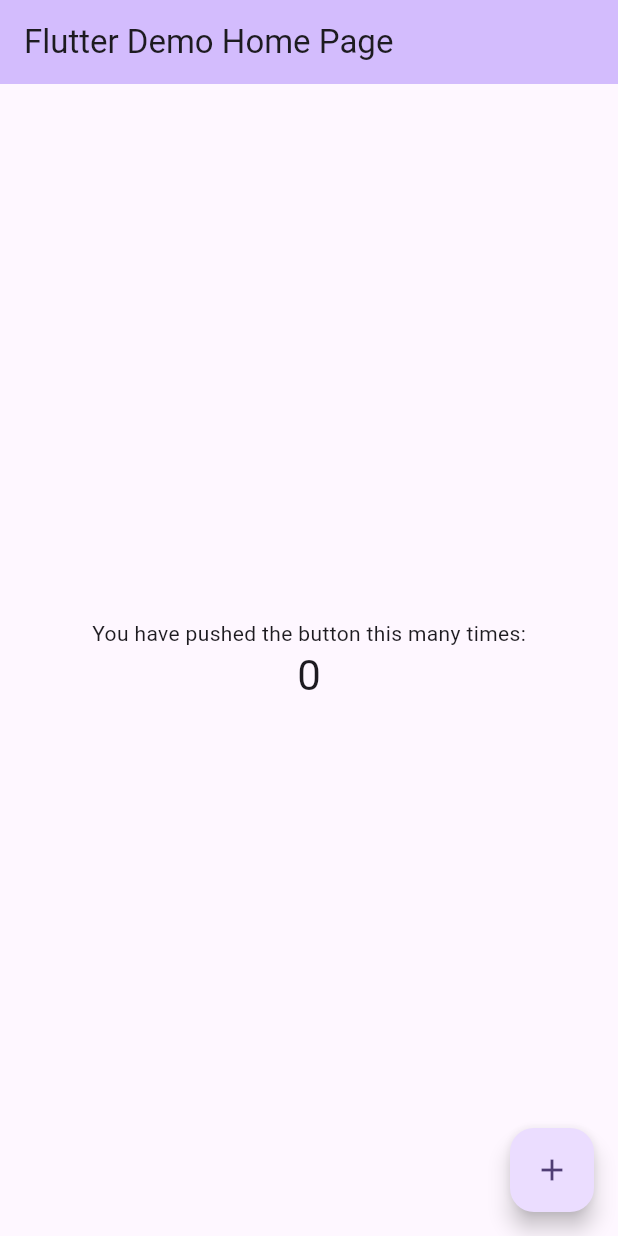
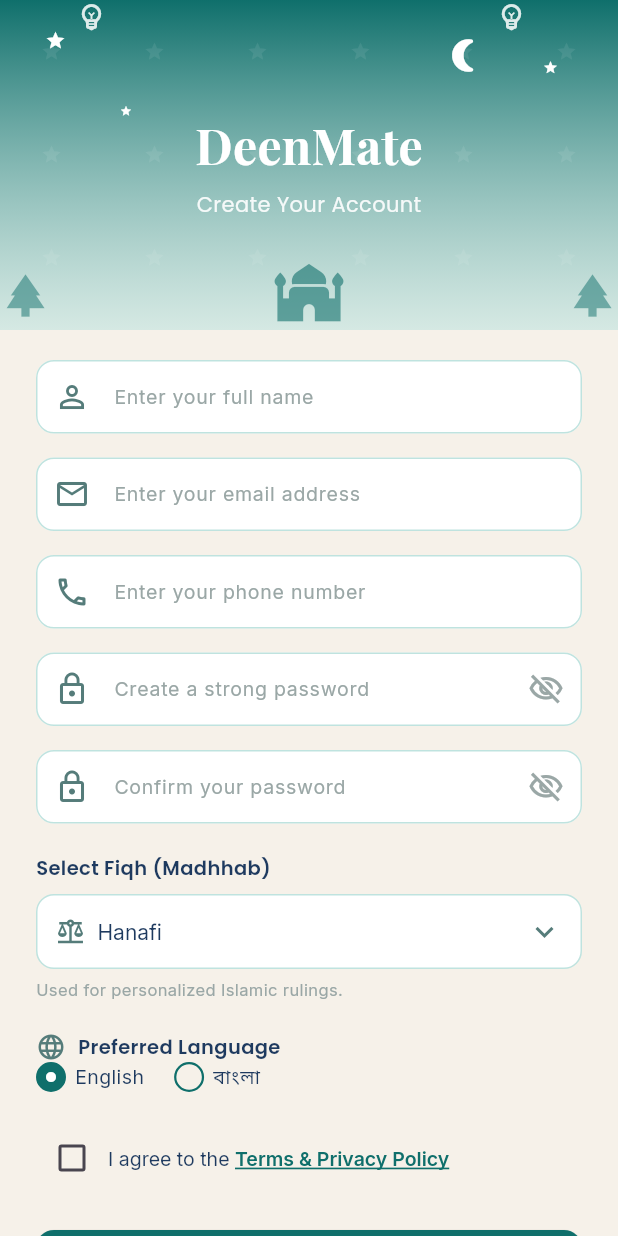
Before and after one commit to afiafahmidha/DeenMate_SDP2, a Flutter app: the screen it shows after launch, on a phone screen of 412 x 824 dp. Run offline on Flutter 3.47's test engine with Material 3 defaults, Android fonts, the phone set to English and light mode, and no system bars; our stand-ins replace google_fonts.

Commit message:
Registration_pg

```diff
--- a/lib/main.dart
+++ b/lib/main.dart
@@ -1,4 +1,5 @@
 import 'package:flutter/material.dart';
+import 'screens/registration_page.dart';
 
 void main() {
   runApp(const MyApp());
@@ -7,116 +8,12 @@ void main() {
 class MyApp extends StatelessWidget {
   const MyApp({super.key});
 
-  // This widget is the root of your application.
   @override
   Widget build(BuildContext context) {
     return MaterialApp(
-      title: 'Flutter Demo',
-      theme: ThemeData(
-        // This is the theme of your application.
-        //
-        // TRY THIS: Try running your application with "flutter run". You'll see
-        // the application has a purple toolbar. Then, without quitting the app,
-        // try changing the seedColor in the colorScheme below to Colors.green
-        // and then invoke "hot reload" (save your changes or press the "hot
-        // reload" button in a Flutter-supported IDE, or press "r" if you used
-        // the command line to start the app).
-        //
-        // Notice that the counter didn't reset back to zero; the application
-        // state is not lost during the reload. To reset the state, use hot
-        // restart instead.
-        //
-        // This works for code too, not just values: Most code changes can be
-        // tested with just a hot reload.
-        colorScheme: .fromSeed(seedColor: Colors.deepPurple),
-      ),
-      home: const MyHomePage(title: 'Flutter Demo Home Page'),
+      title: 'DeenMate',
+      debugShowCheckedModeBanner: false,
+      home: const RegistrationPage(),
     );
   }
 }
-
-class MyHomePage extends StatefulWidget {
-  const MyHomePage({super.key, required this.title});
-
-  // This widget is the home page of your application. It is stateful, meaning
-  // that it has a State object (defined below) that contains fields that affect
-  // how it looks.
-
-  // This class is the configuration for the state. It holds the values (in this
-  // case the title) provided by the parent (in this case the App widget) and
-  // used by the build method of the State. Fields in a Widget subclass are
-  // always marked "final".
-
-  final String title;
-
-  @override
-  State<MyHomePage> createState() => _MyHomePageState();
-}
-
-class _MyHomePageState extends State<MyHomePage> {
-  int _counter = 0;
-
-  void _incrementCounter() {
-    setState(() {
-      // This call to setState tells the Flutter framework that something has
-      // changed in this State, which causes it to rerun the build method below
-      // so that the display can reflect the updated values. If we changed
-      // _counter without calling setState(), then the build method would not be
-      // called again, and so nothing would appear to happen.
-      _counter++;
-    });
-  }
-
-  @override
-  Widget build(BuildContext context) {
-    // This method is rerun every time setState is called, for instance as done
-    // by the _incrementCounter method above.
-    //
-    // The Flutter framework has been optimized to make rerunning build methods
-    // fast, so that you can just rebuild anything that needs updating rather
-    // than having to individually change instances of widgets.
-    return Scaffold(
-      appBar: AppBar(
-        // TRY THIS: Try changing the color here to a specific color (to
-        // Colors.amber, perhaps?) and trigger a hot reload to see the AppBar
-        // change color while the other colors stay the same.
-        backgroundColor: Theme.of(context).colorScheme.inversePrimary,
-        // Here we take the value from the MyHomePage object that was created by
-        // the App.build method, and use it to set our appbar title.
-        title: Text(widget.title),
-      ),
-      body: Center(
-        // Center is a layout widget. It takes a single child and positions it
-        // in the middle of the parent.
-        child: Column(
-          // Column is also a layout widget. It takes a list of children and
-          // arranges them vertically. By default, it sizes itself to fit its
-          // children horizontally, and tries to be as tall as its parent.
-          //
-          // Column has various properties to control how it sizes itself and
-          // how it positions its children. Here we use mainAxisAlignment to
-          // center the children vertically; the main axis here is the vertical
-          // axis because Columns are vertical (the cross axis would be
-          // horizontal).
-          //
-          // TRY THIS: Invoke "debug painting" (choose the "Toggle Debug Paint"
-          // action in the IDE, or press "p" in the console), to see the
-          // wireframe for each widget.
-          mainAxisAlignment: .center,
-          children: [
-            const Text('You have pushed the button this many times:'),
-            Text(
-              '$_counter',
-              style: Theme.of(context).textTheme.headlineMedium,
-            ),
-          ],
-        ),
-      ),
-      floatingActionButton: FloatingActionButton(
-        onPressed: _incrementCounter,
-        tooltip: 'Increment',
-        child: const Icon(Icons.add),
-      ),
-    );
-  }
-}
--- /dev/null
+++ b/lib/screens/registration_page.dart
@@ -0,0 +1,531 @@
+import 'package:flutter/material.dart';
+import 'package:flutter/gestures.dart';
+import 'package:google_fonts/google_fonts.dart';
+
+// ===== DeenMate Color Palette =====
+class AppColors {
+  static const teal = Color(0xFF0F6F6B);
+  static const grayTeal = Color(0xFF788885);
+  static const lightTeal = Color(0xFFBFE3DF);
+  static const cream = Color(0xFFF6F1E9);
+  static const navy = Color(0xFF1E3A5F);
+  static const tealGray = Color(0xFF557C7A);
+  static const placeholder = Color(0xFF9AA7A6);
+}
+
+class RegistrationPage extends StatefulWidget {
+  const RegistrationPage({super.key});
+
+  @override
+  State<RegistrationPage> createState() => _RegistrationPageState();
+}
+
+class _RegistrationPageState extends State<RegistrationPage> {
+  final _formKey = GlobalKey<FormState>();
+
+  final nameController = TextEditingController();
+  final emailController = TextEditingController();
+  final phoneController = TextEditingController();
+  final passwordController = TextEditingController();
+  final confirmPasswordController = TextEditingController();
+
+  bool obscurePassword = true;
+  bool obscureConfirmPassword = true;
+  bool agreedToTerms = false;
+
+  String selectedFiqh = 'Hanafi';
+  String selectedLanguage = 'English';
+
+  final List<String> fiqhOptions = ['Hanafi', "Shafi'i", 'Maliki', 'Hanbali'];
+
+  @override
+  void dispose() {
+    nameController.dispose();
+    emailController.dispose();
+    phoneController.dispose();
+    passwordController.dispose();
+    confirmPasswordController.dispose();
+    super.dispose();
+  }
+
+  @override
+  Widget build(BuildContext context) {
+    return Scaffold(
+      backgroundColor: AppColors.cream,
+      body: SingleChildScrollView(
+        child: Column(
+          crossAxisAlignment: CrossAxisAlignment.stretch,
+          children: [
+            _buildHeader(),
+            Padding(
+              padding: const EdgeInsets.fromLTRB(24, 20, 24, 24),
+              child: Form(
+                key: _formKey,
+                child: Column(
+                  crossAxisAlignment: CrossAxisAlignment.stretch,
+                  children: [
+                    _buildTextField(
+                      controller: nameController,
+                      icon: Icons.person_outline,
+                      hint: 'Enter your full name',
+                    ),
+                    const SizedBox(height: 16),
+                    _buildTextField(
+                      controller: emailController,
+                      icon: Icons.mail_outline,
+                      hint: 'Enter your email address',
+                      keyboardType: TextInputType.emailAddress,
+                    ),
+                    const SizedBox(height: 16),
+                    _buildTextField(
+                      controller: phoneController,
+                      icon: Icons.phone_outlined,
+                      hint: 'Enter your phone number',
+                      keyboardType: TextInputType.phone,
+                    ),
+                    const SizedBox(height: 16),
+                    _buildTextField(
+                      controller: passwordController,
+                      icon: Icons.lock_outline,
+                      hint: 'Create a strong password',
+                      obscureText: obscurePassword,
+                      suffixIcon: IconButton(
+                        icon: Icon(
+                          obscurePassword
+                              ? Icons.visibility_off_outlined
+                              : Icons.visibility_outlined,
+                          color: AppColors.placeholder,
+                        ),
+                        onPressed: () {
+                          setState(() => obscurePassword = !obscurePassword);
+                        },
+                      ),
+                    ),
+                    const SizedBox(height: 16),
+                    _buildTextField(
+                      controller: confirmPasswordController,
+                      icon: Icons.lock_outline,
+                      hint: 'Confirm your password',
+                      obscureText: obscureConfirmPassword,
+                      suffixIcon: IconButton(
+                        icon: Icon(
+                          obscureConfirmPassword
+                              ? Icons.visibility_off_outlined
+                              : Icons.visibility_outlined,
+                          color: AppColors.placeholder,
+                        ),
+                        onPressed: () {
+                          setState(() =>
+                              obscureConfirmPassword = !obscureConfirmPassword);
+                        },
+                      ),
+                    ),
+                    const SizedBox(height: 20),
+                    _buildFiqhDropdown(),
+                    const SizedBox(height: 20),
+                    _buildLanguageSelector(),
+                    const SizedBox(height: 20),
+                    _buildTermsCheckbox(),
+                    const SizedBox(height: 24),
+                    _buildCreateAccountButton(),
+                    const SizedBox(height: 20),
+                    _buildDivider(),
+                    const SizedBox(height: 20),
+                    _buildGoogleButton(),
+                    const SizedBox(height: 24),
+                    _buildLoginText(),
+                  ],
+                ),
+              ),
+            ),
+          ],
+        ),
+      ),
+    );
+  }
+
+  // ===== HEADER WITH GRADIENT + ISLAMIC DECOR =====
+  Widget _buildHeader() {
+    return Container(
+      height: 220,
+      width: double.infinity,
+      decoration: BoxDecoration(
+        gradient: LinearGradient(
+          begin: Alignment.topCenter,
+          end: Alignment.bottomCenter,
+          colors: [AppColors.teal, AppColors.lightTeal.withOpacity(0.6)],
+        ),
+      ),
+      child: Stack(
+        alignment: Alignment.center,
+        children: [
+          Positioned.fill(
+            child: Opacity(
+              opacity: 0.08,
+              child: GridView.builder(
+                physics: const NeverScrollableScrollPhysics(),
+                gridDelegate:
+                    const SliverGridDelegateWithFixedCrossAxisCount(
+                  crossAxisCount: 6,
+                ),
+                itemCount: 30,
+                itemBuilder: (context, index) => const Icon(
+                  Icons.star,
+                  color: Colors.white,
+                  size: 14,
+                ),
+              ),
+            ),
+          ),
+          const Positioned(
+              top: 20, left: 30, child: Icon(Icons.star, color: Colors.white, size: 14)),
+          const Positioned(
+              top: 40, right: 40, child: Icon(Icons.star, color: Colors.white, size: 10)),
+          const Positioned(
+              top: 70, left: 80, child: Icon(Icons.star, color: Colors.white, size: 8)),
+          const Positioned(
+            top: 24,
+            right: 90,
+            child: Icon(Icons.nightlight_round, color: Colors.white, size: 26),
+          ),
+          Positioned(
+            top: 0,
+            left: 50,
+            child: Icon(Icons.emoji_objects_outlined,
+                color: Colors.white.withOpacity(0.85), size: 22),
+          ),
+          Positioned(
+            top: 0,
+            right: 60,
+            child: Icon(Icons.emoji_objects_outlined,
+                color: Colors.white.withOpacity(0.85), size: 22),
+          ),
+          Column(
+            mainAxisSize: MainAxisSize.min,
+            children: [
+              Text(
+                'DeenMate',
+                style: GoogleFonts.playfairDisplay(
+                  fontSize: 32,
+                  fontWeight: FontWeight.w700,
+                  color: Colors.white,
+                ),
+              ),
+              const SizedBox(height: 6),
+              Text(
+                'Create Your Account',
+                style: GoogleFonts.poppins(
+                  fontSize: 14,
+                  color: Colors.white.withOpacity(0.9),
+                ),
+              ),
+            ],
+          ),
+          Positioned(
+            bottom: 0,
+            left: 0,
+            right: 0,
+            child: Row(
+              mainAxisAlignment: MainAxisAlignment.spaceBetween,
+              children: [
+                Icon(Icons.park, color: AppColors.teal.withOpacity(0.5), size: 34),
+                Icon(Icons.mosque, color: AppColors.teal.withOpacity(0.6), size: 46),
+                Icon(Icons.park, color: AppColors.teal.withOpacity(0.5), size: 34),
+              ],
+            ),
+          ),
+        ],
+      ),
+    );
+  }
+
+  // ===== REUSABLE TEXT FIELD =====
+  Widget _buildTextField({
+    required TextEditingController controller,
+    required IconData icon,
+    required String hint,
+    bool obscureText = false,
+    Widget? suffixIcon,
+    TextInputType keyboardType = TextInputType.text,
+  }) {
+    return TextFormField(
+      controller: controller,
+      obscureText: obscureText,
+      keyboardType: keyboardType,
+      style: GoogleFonts.inter(color: AppColors.navy, fontSize: 14),
+      decoration: InputDecoration(
+        prefixIcon: Icon(icon, color: AppColors.tealGray),
+        suffixIcon: suffixIcon,
+        hintText: hint,
+        hintStyle: GoogleFonts.inter(color: AppColors.placeholder, fontSize: 13),
+        filled: true,
+        fillColor: Colors.white,
+        contentPadding: const EdgeInsets.symmetric(vertical: 14, horizontal: 12),
+        border: OutlineInputBorder(
+          borderRadius: BorderRadius.circular(12),
+          borderSide: BorderSide(color: AppColors.lightTeal),
+        ),
+        enabledBorder: OutlineInputBorder(
+          borderRadius: BorderRadius.circular(12),
+          borderSide: BorderSide(color: AppColors.lightTeal),
+        ),
+        focusedBorder: OutlineInputBorder(
+          borderRadius: BorderRadius.circular(12),
+          borderSide: const BorderSide(color: AppColors.teal, width: 1.5),
+        ),
+      ),
+    );
+  }
+
+  // ===== FIQH DROPDOWN =====
+  Widget _buildFiqhDropdown() {
+    return Column(
+      crossAxisAlignment: CrossAxisAlignment.start,
+      children: [
+        Text(
+          'Select Fiqh (Madhhab)',
+          style: GoogleFonts.poppins(
+            fontSize: 13,
+            fontWeight: FontWeight.w600,
+            color: AppColors.navy,
+          ),
+        ),
+        const SizedBox(height: 8),
+        Container(
+          padding: const EdgeInsets.symmetric(horizontal: 12),
+          decoration: BoxDecoration(
+            color: Colors.white,
+            borderRadius: BorderRadius.circular(12),
+            border: Border.all(color: AppColors.lightTeal),
+          ),
+          child: Row(
+            children: [
+              const Icon(Icons.balance, color: AppColors.tealGray, size: 20),
+              const SizedBox(width: 8),
+              Expanded(
+                child: DropdownButtonHideUnderline(
+                  child: DropdownButton<String>(
+                    value: selectedFiqh,
+                    isExpanded: true,
+                    icon: const Icon(Icons.keyboard_arrow_down,
+                        color: AppColors.tealGray),
+                    style: GoogleFonts.inter(color: AppColors.navy, fontSize: 14),
+                    items: fiqhOptions.map((fiqh) {
+                      return DropdownMenuItem(value: fiqh, child: Text(fiqh));
+                    }).toList(),
+                    onChanged: (value) {
+                      setState(() => selectedFiqh = value!);
+                    },
+                  ),
+                ),
+              ),
+            ],
+          ),
+        ),
+        const SizedBox(height: 6),
+        Text(
+          'Used for personalized Islamic rulings.',
+          style: GoogleFonts.inter(fontSize: 11, color: AppColors.placeholder),
+        ),
+      ],
+    );
+  }
+
+  // ===== LANGUAGE RADIO BUTTONS =====
+  Widget _buildLanguageSelector() {
+    return Column(
+      crossAxisAlignment: CrossAxisAlignment.start,
+      children: [
+        Row(
+          children: [
+            const Icon(Icons.language, color: AppColors.tealGray, size: 20),
+            const SizedBox(width: 8),
+            Text(
+              'Preferred Language',
+              style: GoogleFonts.poppins(
+                fontSize: 13,
+                fontWeight: FontWeight.w600,
+                color: AppColors.navy,
+              ),
+            ),
+          ],
+        ),
+        Row(
+          children: [
+            _buildLanguageOption('English'),
+            const SizedBox(width: 20),
+            _buildLanguageOption('বাংলা'),
+          ],
+        ),
+      ],
+    );
+  }
+
+  Widget _buildLanguageOption(String lang) {
+    final bool isSelected = selectedLanguage == lang;
+    return GestureDetector(
+      onTap: () => setState(() => selectedLanguage = lang),
+      child: Row(
+        children: [
+          Container(
+            width: 20,
+            height: 20,
+            decoration: BoxDecoration(
+              shape: BoxShape.circle,
+              border: Border.all(color: AppColors.teal, width: 1.5),
+              color: isSelected ? AppColors.teal : Colors.transparent,
+            ),
+            child: isSelected
+                ? const Icon(Icons.circle, color: Colors.white, size: 8)
+                : null,
+          ),
+          const SizedBox(width: 6),
+          Text(lang, style: GoogleFonts.inter(color: AppColors.navy, fontSize: 13)),
+        ],
+      ),
+    );
+  }
+
+  // ===== TERMS CHECKBOX =====
+  Widget _buildTermsCheckbox() {
+    return Row(
+      children: [
+        Checkbox(
+          value: agreedToTerms,
+          activeColor: AppColors.teal,
+          onChanged: (value) => setState(() => agreedToTerms = value!),
+        ),
+        Expanded(
+          child: RichText(
+            text: TextSpan(
+              style: GoogleFonts.inter(fontSize: 13, color: AppColors.navy),
+              children: [
+                const TextSpan(text: 'I agree to the '),
+                TextSpan(
+                  text: 'Terms & Privacy Policy',
+                  style: GoogleFonts.inter(
+                    color: AppColors.teal,
+                    fontWeight: FontWeight.w600,
+                    decoration: TextDecoration.underline,
+                  ),
+                  recognizer: TapGestureRecognizer()
+                    ..onTap = () {
+                      // TODO: navigate to Terms page
+                    },
+                ),
+              ],
+            ),
+          ),
+        ),
+      ],
+    );
+  }
+
+  // ===== CREATE ACCOUNT BUTTON =====
+  Widget _buildCreateAccountButton() {
+    return ElevatedButton(
+      onPressed: () {
+        if (_formKey.currentState!.validate() && agreedToTerms) {
+          // TODO: handle registration logic
+        }
+      },
+      style: ElevatedButton.styleFrom(
+        backgroundColor: AppColors.teal,
+        padding: const EdgeInsets.symmetric(vertical: 16),
+        shape: RoundedRectangleBorder(
+          borderRadius: BorderRadius.circular(12),
+        ),
+      ),
+      child: Row(
+        mainAxisAlignment: MainAxisAlignment.center,
+        children: [
+          Text(
+            'Create Account',
+            style: GoogleFonts.poppins(
+              color: Colors.white,
+              fontSize: 15,
+              fontWeight: FontWeight.w600,
+            ),
+          ),
+          const SizedBox(width: 8),
+          const Icon(Icons.arrow_forward, color: Colors.white, size: 18),
+        ],
+      ),
+    );
+  }
+
+  // ===== DIVIDER =====
+  Widget _buildDivider() {
+    return Row(
+      children: [
+        Expanded(child: Divider(color: AppColors.grayTeal.withOpacity(0.4))),
+        Padding(
+          padding: const EdgeInsets.symmetric(horizontal: 12),
+          child: Text('OR',
+              style: GoogleFonts.inter(color: AppColors.placeholder, fontSize: 12)),
+        ),
+        Expanded(child: Divider(color: AppColors.grayTeal.withOpacity(0.4))),
+      ],
+    );
+  }
+
+  // ===== GOOGLE BUTTON =====
+  Widget _buildGoogleButton() {
+    return OutlinedButton(
+      onPressed: () {
+        // TODO: handle Google sign-in
+      },
+      style: OutlinedButton.styleFrom(
+        backgroundColor: Colors.white,
+        padding: const EdgeInsets.symmetric(vertical: 14),
+        side: BorderSide(color: AppColors.lightTeal),
+        shape: RoundedRectangleBorder(
+          borderRadius: BorderRadius.circular(12),
+        ),
+      ),
+      child: Row(
+        mainAxisAlignment: MainAxisAlignment.center,
+        children: [
+          Text(
+            'G',
+            style: GoogleFonts.poppins(
+              fontSize: 18,
+              fontWeight: FontWeight.bold,
+              color: AppColors.navy,
+            ),
+          ),
+          const SizedBox(width: 10),
+          Text(
+            'Continue with Google',
+            style: GoogleFonts.inter(color: AppColors.navy, fontSize: 14),
+          ),
+        ],
+      ),
+    );
+  }
+
+  // ===== BOTTOM LOGIN TEXT =====
+  Widget _buildLoginText() {
+    return Center(
+      child: RichText(
+        text: TextSpan(
+          style: GoogleFonts.inter(fontSize: 13, color: AppColors.navy),
+          children: [
+            const TextSpan(text: 'Already have an account? '),
+            TextSpan(
+              text: 'Login',
+              style: GoogleFonts.inter(
+                color: AppColors.teal,
+                fontWeight: FontWeight.w600,
+              ),
+              recognizer: TapGestureRecognizer()
+                ..onTap = () {
+                  // TODO: navigate to Login page
+                },
+            ),
+          ],
+        ),
+      ),
+    );
+  }
+}
--- a/pubspec.yaml
+++ b/pubspec.yaml
@@ -28,12 +28,14 @@ environment:
 # the latest version available on pub.dev. To see which dependencies have newer
 # versions available, run `flutter pub outdated`.
 dependencies:
+
   flutter:
     sdk: flutter
 
   # The following adds the Cupertino Icons font to your application.
   # Use with the CupertinoIcons class for iOS style icons.
   cupertino_icons: ^1.0.8
+  google_fonts: ^6.2.1
 
 dev_dependencies:
   flutter_test:
```
Also changed, not shown: pubspec.lock, 2 other files.
